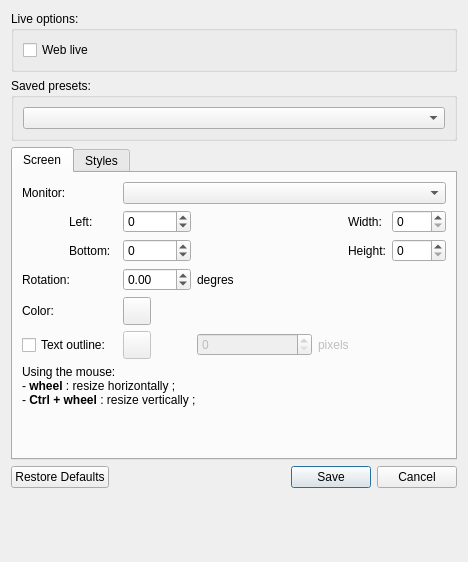
This is src/configeditor.ui in Subtivals/subtivals as Qt 5 draws it before an edit. The edited form follows.
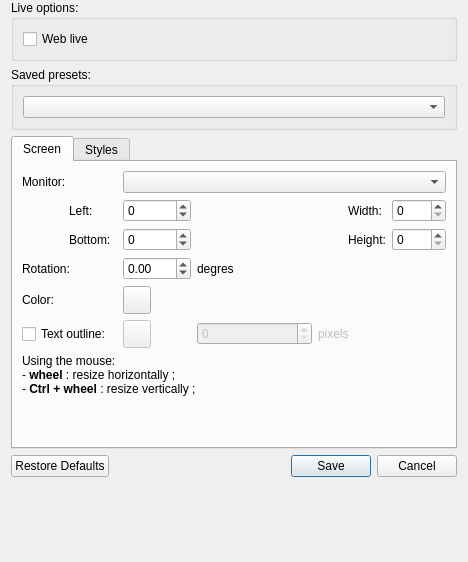
This is the edited form. Icons and pictures are not drawn.

Commit message: Place window at bottom by default

Patch:
```diff
--- a/src/configeditor.ui
+++ b/src/configeditor.ui
@@ -14,6 +14,12 @@
    <string>Configuration</string>
   </property>
   <layout class="QGridLayout" name="gridLayout_4">
+   <property name="topMargin">
+    <number>0</number>
+   </property>
+   <property name="bottomMargin">
+    <number>0</number>
+   </property>
    <item row="0" column="0">
     <layout class="QGridLayout" name="gridLayout_2">
      <item row="3" column="0">
```
The commit also changes 4 other files.
